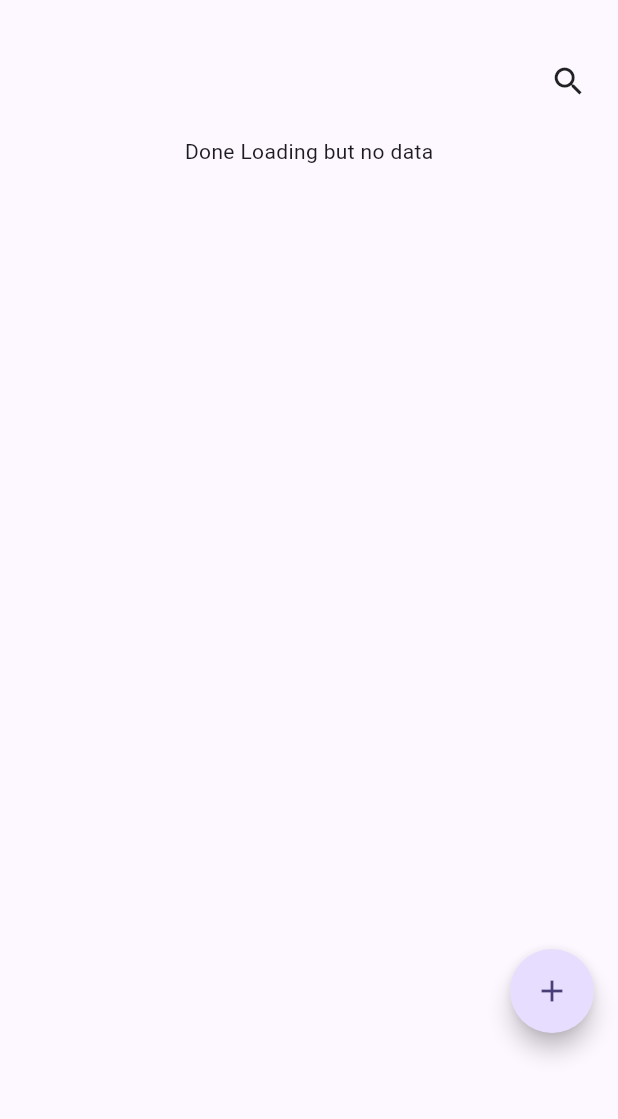
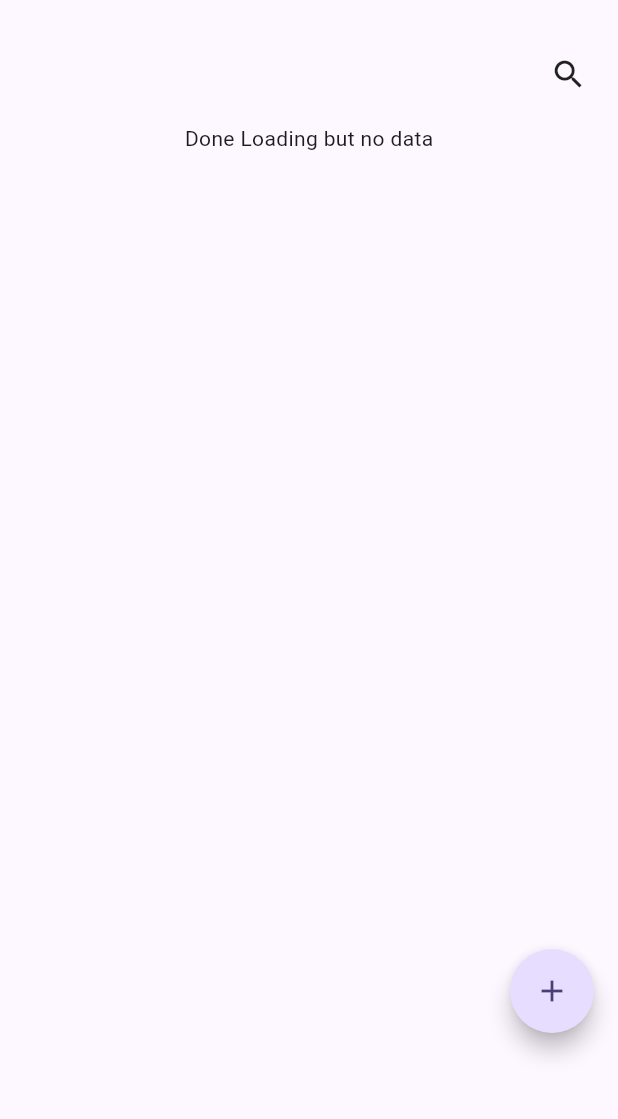
Before and after one commit to ohshuzanne/savvy, a Flutter app: the CommunityExchangePage screen opened directly, on a phone screen of 412 x 824 dp, the part 59-1178 px from its top. Run offline on Flutter 3.47's test engine with Material 3 defaults, Android fonts, the phone set to English and light mode, and no system bars; drawn by our look-alikes of flutter_animate; our stand-ins replace cloud_firestore, firebase_core, fl_chart, flutter_dotenv, flutter_slidable, google_fonts and 5 more; accounts and stored records are empty.

Commit message:
change ratio size of exchange community

```diff
--- a/lib/view/communityexchangepage.dart
+++ b/lib/view/communityexchangepage.dart
@@ -217,7 +217,7 @@ class _CommunityExchangePageState extends State<CommunityExchangePage> {
                 Builder(builder: (BuildContext context) {
                   return SizedBox(
                     width: media.size.width,
-                    height: media.size.height * 0.09, //搜索栏主要高度定型
+                    height: media.size.height * 0.08, //搜索栏主要高度定型
                     child: Row(
                       mainAxisAlignment: MainAxisAlignment.end,
                       children: [
```
Also changed, not shown: lib/components/communityExchangeForum/communityExchangeForumSingleWidget.dart (+8 -7 lines).
